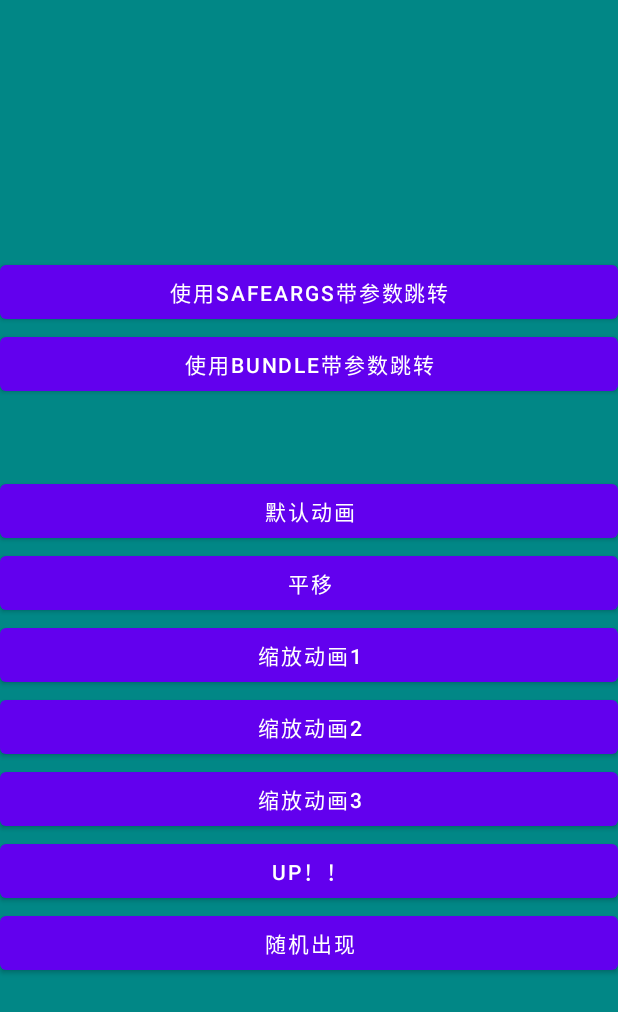
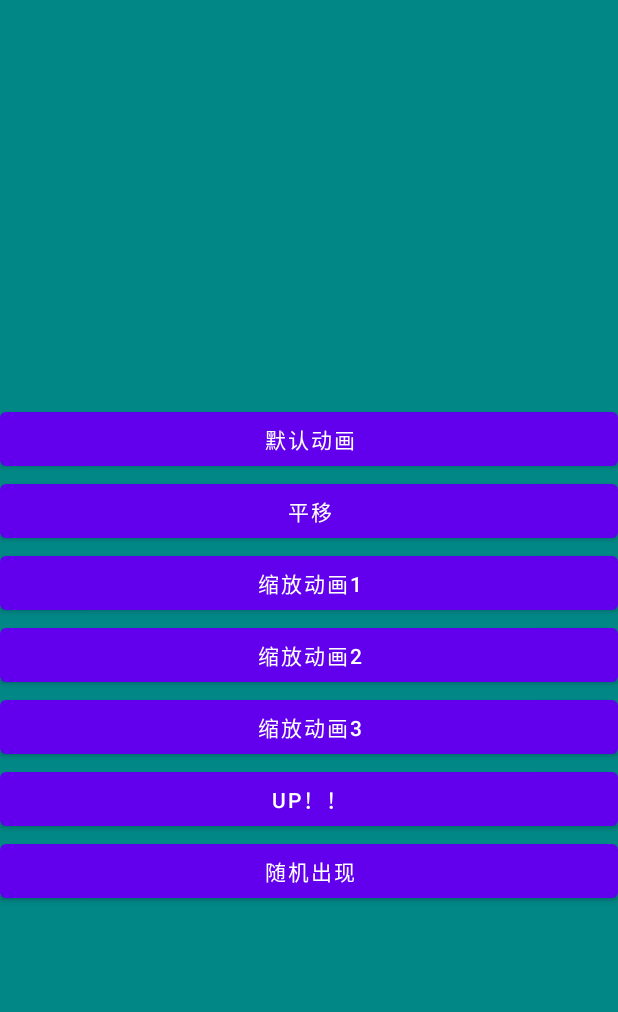
Before and after one commit to xluu233/NavigationAnim, an Android app: the layout fragment_one.xml on its own in the app's theme, with its tools: preview values and no code run, on a phone screen of 412 x 824 dp. Shown: the top 1012 px of the screen. Run offline under Robolectric (Android 15) with nearby library versions, the phone set to English and light mode, and no system bars.

Commit message:
删除无用资源

```diff
--- a/app/build.gradle
+++ b/app/build.gradle
@@ -1,8 +1,6 @@
 plugins {
     id 'com.android.application'
     id 'kotlin-android'
-    //id 'androidx.navigation.safeargs'
-    id 'androidx.navigation.safeargs.kotlin'
 }
 
 android {
--- a/app/src/main/res/layout/fragment_one.xml
+++ b/app/src/main/res/layout/fragment_one.xml
@@ -9,17 +9,7 @@
     android:gravity="center"
     tools:context=".FragmentOne">
 
-    <Button
-        android:id="@+id/button_params"
-        android:layout_width="match_parent"
-        android:layout_height="wrap_content"
-        android:text="使用SafeArgs带参数跳转" />
 
-    <Button
-        android:id="@+id/button_bundle"
-        android:layout_width="match_parent"
-        android:layout_height="wrap_content"
-        android:text="使用Bundle带参数跳转" />
 
     <Button
         android:id="@+id/button"
--- a/build.gradle
+++ b/build.gradle
@@ -8,8 +8,6 @@ buildscript {
     dependencies {
         classpath "com.android.tools.build:gradle:7.0.0"
         classpath "org.jetbrains.kotlin:kotlin-gradle-plugin:1.5.21"
-
-        classpath("androidx.navigation:navigation-safe-args-gradle-plugin:2.3.5")
     }
 }
 
```
Also changed, not shown: app/src/main/java/com/bugmaker/navigationanim/FragmentOne.kt (+0 -14 lines), app/src/main/java/com/bugmaker/navigationanim/FragmentTwo.kt (+0 -10 lines), app/src/main/res/navigation/nav_main.xml (+1 -12 lines).
